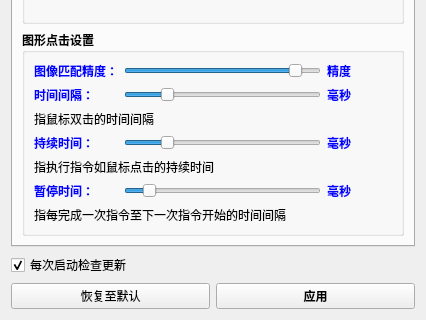
First picture: the form in 窗体/setting.ui, repository FsterThanLight/automatic_clicker_2, before the edit; both pictures show x 0 to 426 and y 221 to 541 of the 426 by 541 pixel window.
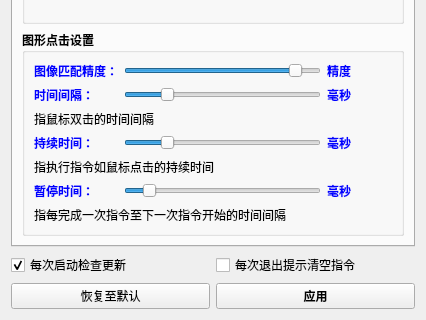
Second picture: the form after the edit. Icons and pictures are not drawn.

```diff
--- a/窗体/setting.ui
+++ b/窗体/setting.ui
@@ -955,8 +955,19 @@
     </widget>
    </item>
    <item>
-    <layout class="QVBoxLayout" name="verticalLayout_2">
+    <layout class="QGridLayout" name="gridLayout_3">
+     <item row="2" column="0">
+      <layout class="QHBoxLayout" name="horizontalLayout">
      <item>
+        <widget class="QPushButton" name="pushButton_3">
+         <property name="text">
+          <string>恢复至默认</string>
+         </property>
+        </widget>
+       </item>
+      </layout>
+     </item>
+     <item row="0" column="0">
       <widget class="QCheckBox" name="checkBox">
        <property name="layoutDirection">
         <enum>Qt::LeftToRight</enum>
@@ -969,16 +980,14 @@
        </property>
       </widget>
      </item>
-     <item>
-      <layout class="QHBoxLayout" name="horizontalLayout">
-       <item>
-        <widget class="QPushButton" name="pushButton_3">
+     <item row="0" column="1">
+      <widget class="QCheckBox" name="checkBox_2">
          <property name="text">
-          <string>恢复至默认</string>
+        <string>每次退出提示清空指令</string>
          </property>
         </widget>
        </item>
-       <item>
+     <item row="2" column="1">
         <widget class="QPushButton" name="pushButton">
          <property name="font">
           <font>
@@ -991,8 +1000,6 @@
           <string>应用</string>
          </property>
         </widget>
-       </item>
-      </layout>
      </item>
     </layout>
    </item>
```
Lines whose indentation alone changed are shown as unchanged.
